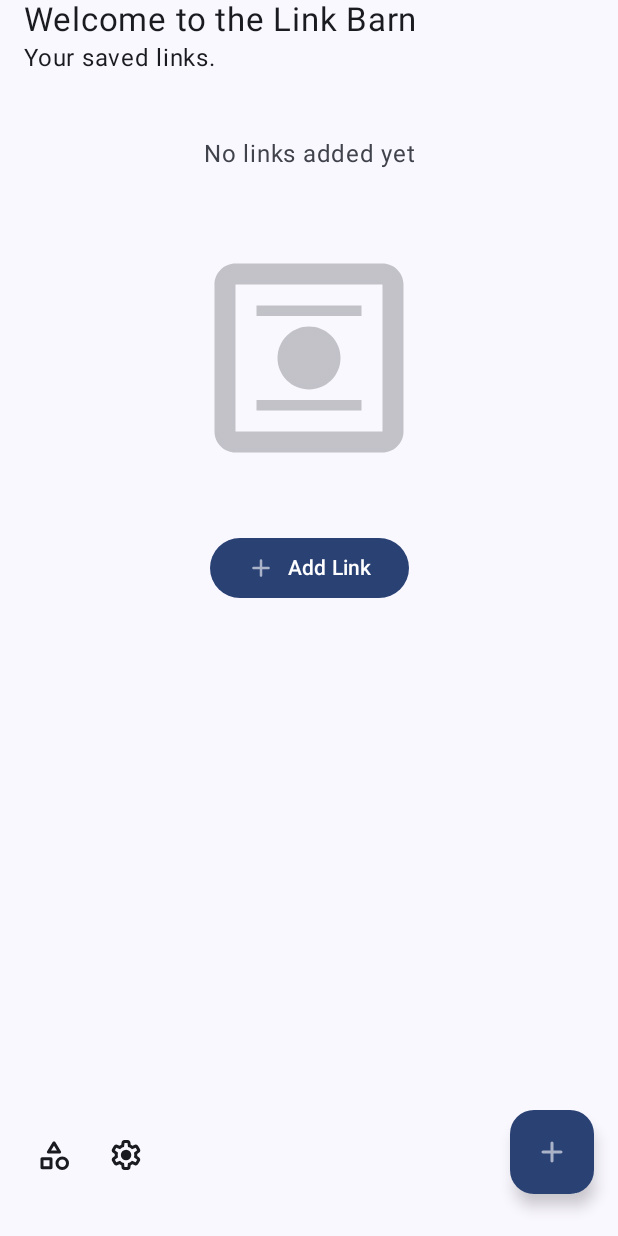
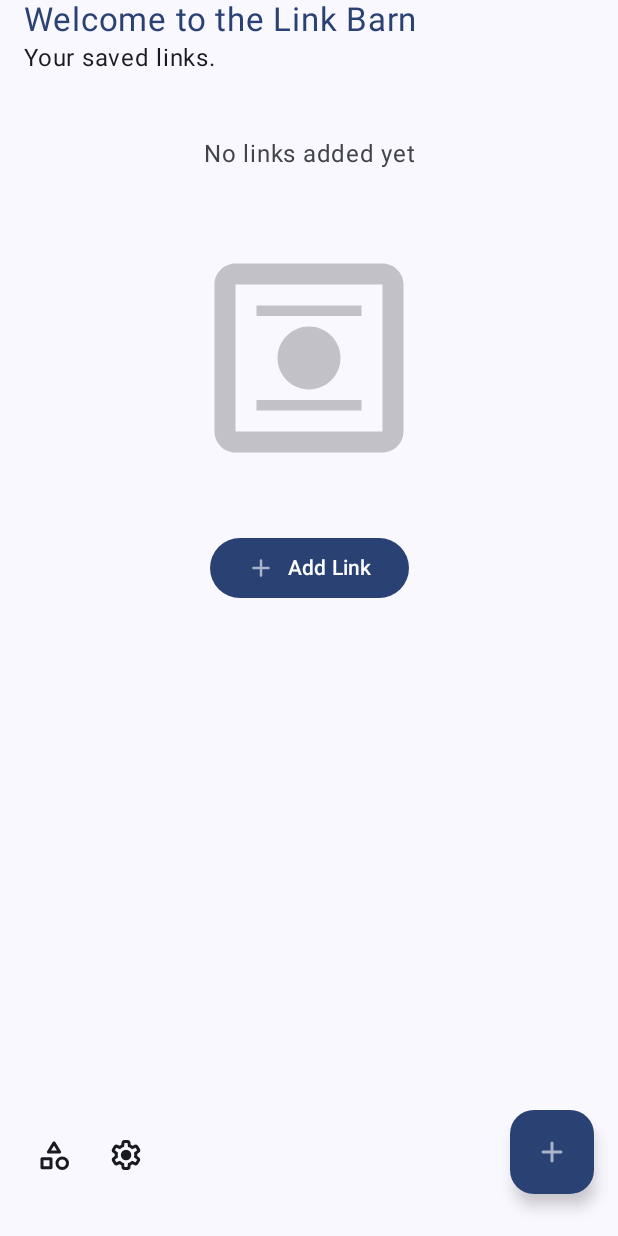
Before and after one commit to JoshLudahl/link-barn, an Android app built with Jetpack Compose: the Main screen opened through its navigation route, on a phone screen of 412 x 824 dp. Run offline under Robolectric (Android 15) with nearby library versions, the phone set to English and light mode, and no system bars; our stand-ins replace Dagger/Hilt's generated code, Material 3 Expressive styles (plain Material 3 is drawn), Room's generated code.

Commit message:
Update `MainScreen` title color to primary
The title text in `MainScreen.kt` now uses the primary color from the MaterialTheme.

```diff
--- a/app/src/main/java/com/softklass/linkbarn/ui/main/MainScreen.kt
+++ b/app/src/main/java/com/softklass/linkbarn/ui/main/MainScreen.kt
@@ -275,6 +275,7 @@ private fun CollapsingHeader(viewModel: MainViewModel) {
                 Text(
                     fontSize = 22.sp,
                     text = stringResource(id = R.string.main_screen_title),
+                    color = MaterialTheme.colorScheme.primary,
                 )
                 Text(text = "Your saved links.")
             }
```
